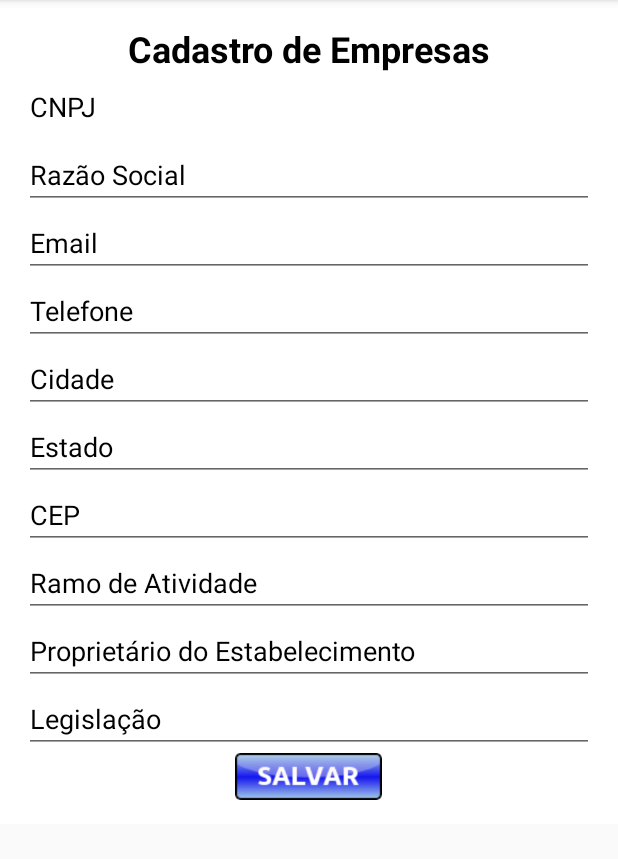
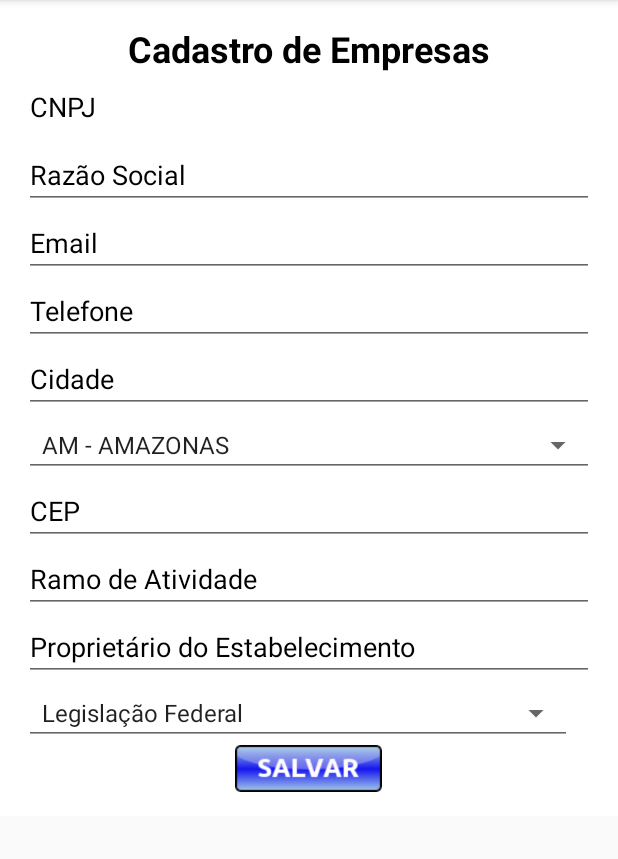
Before and after one commit to tccadmms/tcc, an Android app: the CadastroActivity screen opened directly, with no data from a screen before it, on a phone screen of 412 x 824 dp, the part 84-943 px from its top. Run offline under Robolectric (Android 15) with nearby library versions, the phone set to English and light mode, and no system bars.

Commit message:
Criação de Spinners(Drop Downs).

```diff
--- a/app/src/main/java/com/admms/tcc/oasis/CadastroActivity.java
+++ b/app/src/main/java/com/admms/tcc/oasis/CadastroActivity.java
@@ -6,23 +6,48 @@ import android.os.Bundle;
 import android.view.Menu;
 import android.view.MenuInflater;
 import android.view.View;
+import android.widget.ArrayAdapter;
 import android.widget.ImageButton;
+import android.widget.Spinner;
 import android.widget.Toast;
 
 public class CadastroActivity extends AppCompatActivity {
+
+    Spinner estados;
+    Spinner legislacoes;
 
     @Override
     protected void onCreate(Bundle savedInstanceState) {
         super.onCreate(savedInstanceState);
         setContentView(R.layout.activity_cadastro);
 
+        estados = (Spinner)findViewById(R.id.cadastro_estados);
+        legislacoes = (Spinner)findViewById(R.id.cadastro_legislacao);
+        ArrayAdapter adapterEstados = ArrayAdapter.createFromResource(CadastroActivity.this,R.array.estado_array, android.R.layout.simple_spinner_item);
+        ArrayAdapter adapterLegislacoes = ArrayAdapter.createFromResource(CadastroActivity.this,R.array.legislacao_array,android.R.layout.simple_spinner_item);
+        estados.setAdapter(adapterEstados);
+        legislacoes.setAdapter(adapterLegislacoes);
+
         ImageButton botaoSalvar = (ImageButton) findViewById(R.id.cadastro_btnSalvar);
         botaoSalvar.setOnClickListener(new View.OnClickListener() {
+
             @Override
             public void onClick(View view) {
+
                 Toast.makeText(CadastroActivity.this, "Cadastro realizado com sucesso!", Toast.LENGTH_SHORT).show();
-                Intent intentVaiProItens = new Intent(CadastroActivity.this, ItensDeAvaliacaoActivity.class);
-                startActivity(intentVaiProItens);
+                final Intent intentVaiProItens = new Intent(CadastroActivity.this, ItensDeAvaliacaoActivity.class);
+                Thread thread = new Thread(){
+                    @Override
+                    public void run() {
+                        try {
+                            Thread.sleep(1500);
+                            startActivity(intentVaiProItens);
+                        } catch (Exception e) {
+                            e.printStackTrace();
+                        }
+                    }
+                };
+                thread.start();
             }
         });
     }
--- a/app/src/main/res/layout/activity_cadastro.xml
+++ b/app/src/main/res/layout/activity_cadastro.xml
@@ -20,7 +20,7 @@
             android:text="Cadastro de Empresas"
             android:textAlignment="center"
             android:textColor="#000000"
-            android:textSize="24dp"
+            android:textSize="24sp"
             android:textStyle="bold"/>
         <EditText
             android:layout_width="match_parent"
@@ -61,12 +61,12 @@
             android:textColorHint="#000000"
             android:id="@+id/cadastro_cidade"/>
 
-        <EditText
+        <Spinner
             android:layout_width="match_parent"
             android:layout_height="wrap_content"
-            android:hint="Estado"
-            android:textColorHint="#000000"
-            android:id="@+id/cadastro_estado"/>
+            android:id="@+id/cadastro_estados"
+            android:spinnerMode="dialog"
+            style="@style/Base.Widget.AppCompat.Spinner.Underlined"/>
 
         <EditText
             android:layout_width="match_parent"
@@ -91,13 +91,12 @@
             android:textColorHint="#000000"
             android:id="@+id/cadastro_proprietarioDoEstabelecimento"/>
 
-        <EditText
-            android:layout_width="match_parent"
+        <Spinner
+            android:layout_width="wrap_content"
             android:layout_height="wrap_content"
-            android:hint="Legislação"
-            android:textColorHint="#000000"
-            android:id="@+id/cadastro_legislacao"/>
-
+            android:id="@+id/cadastro_legislacao"
+            android:spinnerMode="dialog"
+            style="@style/Base.Widget.AppCompat.Spinner.Underlined"/>
 
         <ImageButton
             android:id="@+id/cadastro_btnSalvar"
--- a/app/src/main/res/values/strings.xml
+++ b/app/src/main/res/values/strings.xml
@@ -2,4 +2,59 @@
     <string name="app_name">Oasis</string>
     <string name="title_activity_cadastro">Cadastro</string>
     <string name="title_activity_principal">PrincipalActivity</string>
+    <string-array name="estado_array">
+        <item>AM - AMAZONAS</item>
+
+        <item>BA - BAHIA</item>
+
+        <item>CE - CEARÁ</item>
+
+        <item>DF - DISTRITO FEDERAL</item>
+
+        <item>ES - ESPÍRITO SANTO</item>
+
+        <item>GO - GOIÁS</item>
+
+        <item>MA - MARANHÃO</item>
+
+        <item>MT - MATO GROSSO</item>
+
+        <item>MS - MATO GROSSO DO SUL</item>
+
+        <item>MG - MINAS GERAIS</item>
+
+        <item>PA - PARÁ</item>
+
+        <item>PB - PARAÍBA</item>
+
+        <item>PR - PARANÁ</item>
+
+        <item>PE - PERNAMBUCO</item>
+
+        <item>PI - PIAUÍ</item>
+
+        <item>RJ - RIO DE JANEIRO</item>
+
+        <item>RN - RIO GRANDE DO NORTE</item>
+
+        <item>RS - RIO GRANDE DO SUL</item>
+
+        <item>RO - RONDÔNIA</item>
+
+        <item>RR - RORAIMA</item>
+
+        <item>SC - SANTA CATARINA</item>
+
+        <item>SP - SÃO PAULO</item>
+
+        <item>SE - SERGIPE</item>
+
+        <item>TO - TOCANTINS</item>
+    </string-array>
+    <string-array name="legislacao_array">
+        <item>Legislação Federal</item>
+        <item>Legislação Estadual de São Paulo</item>
+        <item>Legislação Municipal de São Paulo</item>
+        <item>Legislação Estadual do Rio Grande do Sul</item>
+    </string-array>
 </resources>
```
